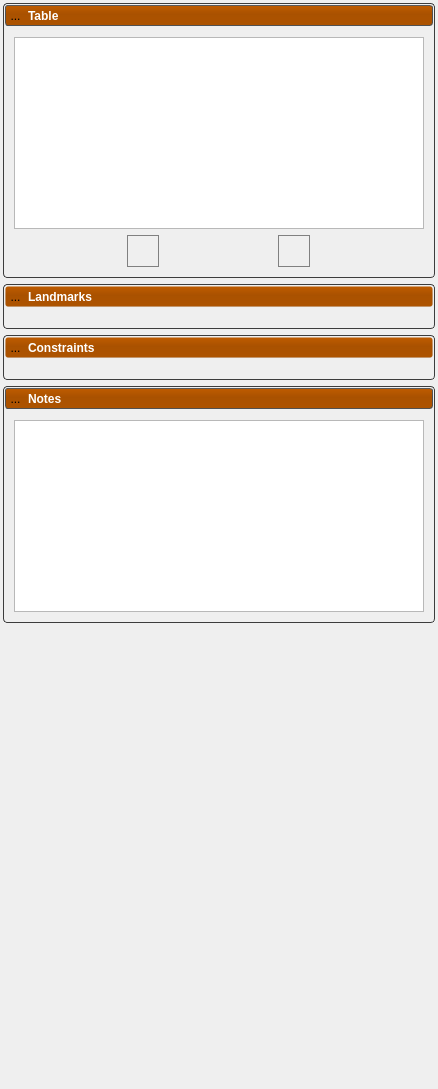
This is Studio/src/Data/DataTool.ui in SCIInstitute/ShapeWorks as Qt 5 draws it before an edit. The edited form follows.
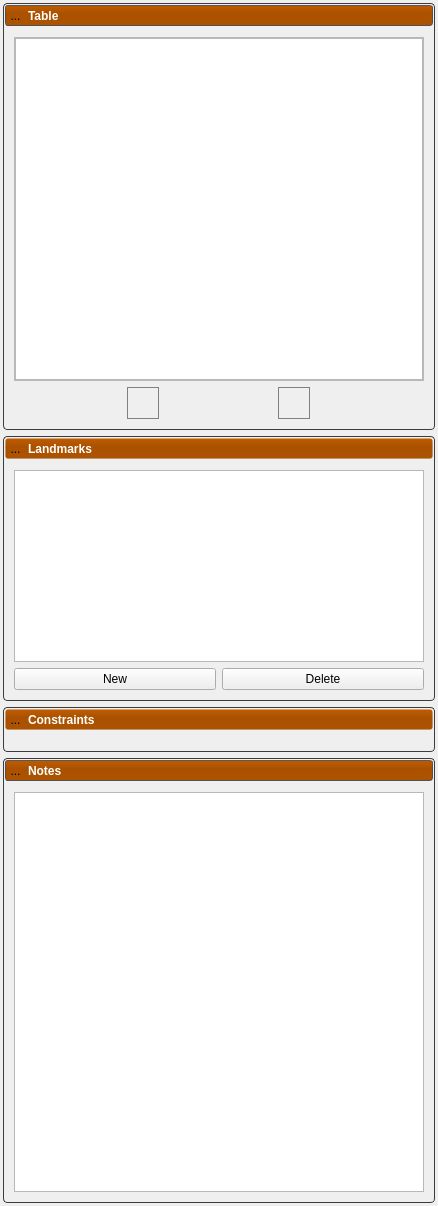
This is the edited form. Icons and pictures are not drawn.

Commit message: Hook up import, add table for landmarks.

Patch:
```diff
--- a/Studio/src/Data/DataTool.ui
+++ b/Studio/src/Data/DataTool.ui
@@ -305,10 +305,13 @@
       </item>
       <item>
        <widget class="QWidget" name="table_content" native="true">
+        <property name="minimumSize">
+         <size>
+          <width>0</width>
+          <height>400</height>
+         </size>
+        </property>
         <layout class="QGridLayout" name="gridLayout">
-         <item row="0" column="0">
-          <widget class="QTableWidget" name="table"/>
-         </item>
          <item row="1" column="0">
           <layout class="QHBoxLayout" name="horizontalLayout2">
            <item>
@@ -365,6 +368,40 @@
            </item>
           </layout>
          </item>
+         <item row="0" column="0">
+          <widget class="QScrollArea" name="scrollArea">
+           <property name="widgetResizable">
+            <bool>true</bool>
+           </property>
+           <widget class="QWidget" name="scrollAreaWidgetContents">
+            <property name="geometry">
+             <rect>
+              <x>0</x>
+              <y>0</y>
+              <width>408</width>
+              <height>340</height>
+             </rect>
+            </property>
+            <layout class="QGridLayout" name="gridLayout_2">
+             <property name="leftMargin">
+              <number>0</number>
+             </property>
+             <property name="topMargin">
+              <number>0</number>
+             </property>
+             <property name="rightMargin">
+              <number>0</number>
+             </property>
+             <property name="bottomMargin">
+              <number>0</number>
+             </property>
+             <item row="0" column="0">
+              <widget class="QTableWidget" name="table"/>
+             </item>
+            </layout>
+           </widget>
+          </widget>
+         </item>
         </layout>
        </widget>
       </item>
@@ -485,7 +522,25 @@
       </item>
       <item>
        <widget class="QWidget" name="landmarks_content" native="true">
-        <layout class="QGridLayout" name="gridLayout_12"/>
+        <layout class="QGridLayout" name="gridLayout_12">
+         <item row="1" column="0">
+          <widget class="QPushButton" name="new_landmark_button">
+           <property name="text">
+            <string>New</string>
+           </property>
+          </widget>
+         </item>
+         <item row="1" column="1">
+          <widget class="QPushButton" name="delete_landmark_button">
+           <property name="text">
+            <string>Delete</string>
+           </property>
+          </widget>
+         </item>
+         <item row="0" column="0" colspan="2">
+          <widget class="QTableView" name="landmark_tableview"/>
+         </item>
+        </layout>
        </widget>
       </item>
      </layout>
@@ -725,9 +780,21 @@
       </item>
       <item>
        <widget class="QWidget" name="notes_content" native="true">
+        <property name="sizePolicy">
+         <sizepolicy hsizetype="Preferred" vsizetype="MinimumExpanding">
+          <horstretch>0</horstretch>
+          <verstretch>0</verstretch>
+         </sizepolicy>
+        </property>
         <layout class="QGridLayout" name="gridLayout_19">
          <item row="0" column="0">
           <widget class="QTextEdit" name="notes">
+           <property name="minimumSize">
+            <size>
+             <width>0</width>
+             <height>400</height>
+            </size>
+           </property>
            <property name="html">
             <string>&lt;!DOCTYPE HTML PUBLIC &quot;-//W3C//DTD HTML 4.0//EN&quot; &quot;http://www.w3.org/TR/REC-html40/strict.dtd&quot;&gt;
 &lt;html&gt;&lt;head&gt;&lt;meta name=&quot;qrichtext&quot; content=&quot;1&quot; /&gt;&lt;style type=&quot;text/css&quot;&gt;
```
The commit also changes 3 other files.
